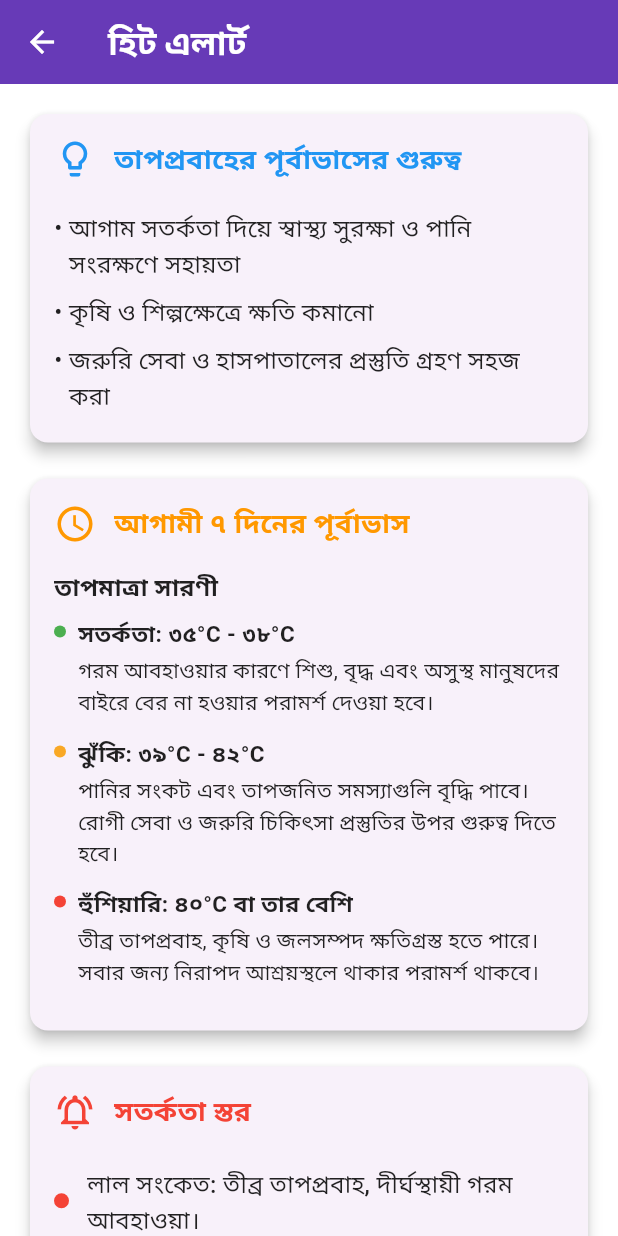
After one commit to abuubaida921/taposurakkha, a Flutter app: the HeatAlertView screen opened by its route, on a phone screen of 412 x 824 dp. The commit adds this screen. Run offline on Flutter 3.47's test engine with Material 3 defaults, Android fonts, the phone set to English and light mode, and no system bars; our stand-ins replace fluttertoast, get, shared_preferences; accounts and stored records are empty.

Commit message:
Heat alert info added

```diff
--- a/lib/app/routes.dart
+++ b/lib/app/routes.dart
@@ -4,6 +4,7 @@ import '../modules/auth/auth_binding.dart';
 import '../modules/auth/login_view.dart';
 import '../modules/auth/register_view.dart';
 import '../modules/dashboard/dashboard_view.dart';
+import '../modules/heatwave_info/heat_alert_view.dart';
 import '../modules/splash/splash_view.dart';
 import '../modules/help_support/help_support_view.dart';
 import '../modules/terms_conditions/terms_conditions_view.dart';
@@ -24,6 +25,7 @@ class AppRoutes {
   static const termsConditions = '/terms_conditions';
   static const about = '/about';
   static const heatwaveSafetyTips = '/heatwave_safety_tips';
+  static const heatAlert = '/heat_alert';
   static const osmMapping = '/osm_mapping';
   static const emergencyHelpline = '/emergency_helpline';
 
@@ -40,6 +42,7 @@ class AppRoutes {
     // GetPage(name: legalHelp, page: () => const LegalHelpView()),
     GetPage(name: heatwaveSafetyTips, page: () => const HeatwaveSafetyTipsView()),
     GetPage(name: osmMapping, page: () => const OsmMappingView()),
+    GetPage(name: heatAlert, page: () => const HeatAlertView()),
     GetPage(name: emergencyHelpline, page: () => const EmergencyHelplineView()),
   ];
 }
--- a/lib/modules/dashboard/dashboard_view.dart
+++ b/lib/modules/dashboard/dashboard_view.dart
@@ -275,25 +275,25 @@ class _DashboardViewState extends State<DashboardView> {
                     icon: Icons.warning_amber,
                     color: Colors.redAccent,
                     title: 'তাপপ্রবাহ সতর্কতা',
-                    onTap: () => Get.toNamed('/heatwave_safety_tips'),
+                    onTap: () => Get.toNamed(AppRoutes.heatwaveSafetyTips),
                   ),
                   _FeatureCard(
                     icon: Icons.map,
                     color: Colors.blue,
                     title: 'ওএসএম ম্যাপিং',
-                    onTap: () => Get.toNamed('/osm_mapping'),
+                    onTap: () => Get.toNamed(AppRoutes.osmMapping),
                   ),
                   _FeatureCard(
                     icon: Icons.thermostat,
                     color: Colors.red,
                     title: 'হিট এলার্ট',
-                    onTap: () => Get.toNamed(AppRoutes.heatwaveSafetyTips),
+                    onTap: () => Get.toNamed(AppRoutes.heatAlert),
                   ),
                   _FeatureCard(
                     icon: Icons.phone_in_talk,
                     color: Colors.green,
                     title: 'জরুরি হেল্পলাইন',
-                    onTap: () => Get.toNamed('/emergency_helpline'),
+                    onTap: () => Get.toNamed(AppRoutes.emergencyHelpline),
                   ),
                 ],
               ),
--- /dev/null
+++ b/lib/modules/heatwave_info/heat_alert_view.dart
@@ -0,0 +1,206 @@
+import 'package:flutter/material.dart';
+
+class HeatAlertView extends StatelessWidget {
+  const HeatAlertView({super.key});
+
+  @override
+  Widget build(BuildContext context) {
+    return Scaffold(
+      appBar: AppBar(
+        title: const Text(
+          'হিট এলার্ট',
+          style: TextStyle(fontWeight: FontWeight.bold),
+        ),
+      ),
+      body: SingleChildScrollView(
+        padding: const EdgeInsets.all(16.0),
+        child: Column(
+          crossAxisAlignment: CrossAxisAlignment.start,
+          children: [
+            // Importance of Forecast Section
+            _buildInfoCard(
+              title: 'তাপপ্রবাহের পূর্বাভাসের গুরুত্ব', // The Importance of Heatwave Forecast
+              icon: Icons.lightbulb_outline,
+              color: Colors.blue,
+              children: [
+                _buildBulletPoint('আগাম সতর্কতা দিয়ে স্বাস্থ্য সুরক্ষা ও পানি সংরক্ষণে সহায়তা'),
+                _buildBulletPoint('কৃষি ও শিল্পক্ষেত্রে ক্ষতি কমানো'),
+                _buildBulletPoint('জরুরি সেবা ও হাসপাতালের প্রস্তুতি গ্রহণ সহজ করা'),
+              ],
+            ),
+            const SizedBox(height: 16),
+            // 7-Day Forecast Section
+            _buildInfoCard(
+              title: 'আগামী ৭ দিনের পূর্বাভাস', // Forecast for the next 7 days
+              icon: Icons.access_time,
+              color: Colors.orange,
+              children: [
+                const Text(
+                  'তাপমাত্রা সারণী', // Temperature Chart
+                  style: TextStyle(fontWeight: FontWeight.bold, fontSize: 16),
+                ),
+                const SizedBox(height: 8),
+                _buildTemperatureRow(
+                  level: 'সতর্কতা', // Warning
+                  tempRange: '৩৫°C - ৩৮°C',
+                  description: 'গরম আবহাওয়ার কারণে শিশু, বৃদ্ধ এবং অসুস্থ মানুষদের বাইরে বের না হওয়ার পরামর্শ দেওয়া হবে।',
+                  color: Colors.green,
+                ),
+                _buildTemperatureRow(
+                  level: 'ঝুঁকি', // Risk
+                  tempRange: '৩৯°C - ৪২°C',
+                  description: 'পানির সংকট এবং তাপজনিত সমস্যাগুলি বৃদ্ধি পাবে। রোগী সেবা ও জরুরি চিকিৎসা প্রস্তুতির উপর গুরুত্ব দিতে হবে।',
+                  color: Colors.yellow[800]!,
+                ),
+                _buildTemperatureRow(
+                  level: 'হুঁশিয়ারি', // Alert
+                  tempRange: '৪০°C বা তার বেশি',
+                  description: 'তীব্র তাপপ্রবাহ, কৃষি ও জলসম্পদ ক্ষতিগ্রস্ত হতে পারে। সবার জন্য নিরাপদ আশ্রয়স্থলে থাকার পরামর্শ থাকবে।',
+                  color: Colors.red,
+                ),
+              ],
+            ),
+            const SizedBox(height: 16),
+            // Warning Levels Section
+            _buildInfoCard(
+              title: 'সতর্কতা স্তর', // Warning Levels
+              icon: Icons.notifications_active_outlined,
+              color: Colors.red,
+              children: [
+                _buildWarningLevelRow(
+                  color: Colors.red,
+                  text: 'লাল সংকেত: তীব্র তাপপ্রবাহ, দীর্ঘস্থায়ী গরম আবহাওয়া।',
+                ),
+                _buildWarningLevelRow(
+                  color: Colors.yellow,
+                  text: 'হলুদ সংকেত: মাঝারি তাপমাত্রা বৃদ্ধি, কিছু সতর্কতা প্রয়োজন।',
+                ),
+                _buildWarningLevelRow(
+                  color: Colors.green,
+                  text: 'সবুজ সংকেত: সাধারণ গরম, তেমন কোন বিশেষ সতর্কতার প্রয়োজন নেই।',
+                ),
+              ],
+            ),
+          ],
+        ),
+      ),
+    );
+  }
+
+  // Helper method to build a card for a section
+  Widget _buildInfoCard({
+    required String title,
+    required IconData icon,
+    required Color color,
+    required List<Widget> children,
+  }) {
+    return Card(
+      elevation: 4,
+      shape: RoundedRectangleBorder(borderRadius: BorderRadius.circular(12)),
+      child: Padding(
+        padding: const EdgeInsets.all(16.0),
+        child: Column(
+          crossAxisAlignment: CrossAxisAlignment.start,
+          children: [
+            Row(
+              children: [
+                Icon(icon, color: color, size: 28),
+                const SizedBox(width: 12),
+                Text(
+                  title,
+                  style: TextStyle(
+                    fontSize: 18,
+                    fontWeight: FontWeight.bold,
+                    color: color,
+                  ),
+                ),
+              ],
+            ),
+            const SizedBox(height: 16),
+            ...children,
+          ],
+        ),
+      ),
+    );
+  }
+
+  // Helper method to build a temperature row
+  Widget _buildTemperatureRow({
+    required String level,
+    required String tempRange,
+    required String description,
+    required Color color,
+  }) {
+    return Padding(
+      padding: const EdgeInsets.only(bottom: 12.0),
+      child: Row(
+        crossAxisAlignment: CrossAxisAlignment.start,
+        children: [
+          Container(
+            width: 8,
+            height: 8,
+            margin: const EdgeInsets.only(top: 6),
+            decoration: BoxDecoration(
+              color: color,
+              shape: BoxShape.circle,
+            ),
+          ),
+          const SizedBox(width: 8),
+          Expanded(
+            child: Column(
+              crossAxisAlignment: CrossAxisAlignment.start,
+              children: [
+                Text(
+                  '${level}: ${tempRange}',
+                  style: const TextStyle(fontWeight: FontWeight.w600, fontSize: 15),
+                ),
+                const SizedBox(height: 4),
+                Text(description, style: const TextStyle(fontSize: 14)),
+              ],
+            ),
+          ),
+        ],
+      ),
+    );
+  }
+
+  // Helper method for bullet points
+  Widget _buildBulletPoint(String text) {
+    return Padding(
+      padding: const EdgeInsets.symmetric(vertical: 4.0),
+      child: Row(
+        crossAxisAlignment: CrossAxisAlignment.start,
+        children: [
+          const Text('• ', style: TextStyle(fontSize: 16)),
+          Expanded(child: Text(text, style: const TextStyle(fontSize: 16))),
+        ],
+      ),
+    );
+  }
+
+  // Helper method for warning levels with colored dots
+  Widget _buildWarningLevelRow({required Color color, required String text}) {
+    return Padding(
+      padding: const EdgeInsets.symmetric(vertical: 6.0),
+      child: Row(
+        children: [
+          Container(
+            width: 10,
+            height: 10,
+            decoration: BoxDecoration(
+              color: color,
+              shape: BoxShape.circle,
+            ),
+          ),
+          const SizedBox(width: 12),
+          Expanded(
+            child: Text(
+              text,
+              style: const TextStyle(fontSize: 16, fontWeight: FontWeight.w500),
+            ),
+          ),
+        ],
+      ),
+    );
+  }
+}
```
